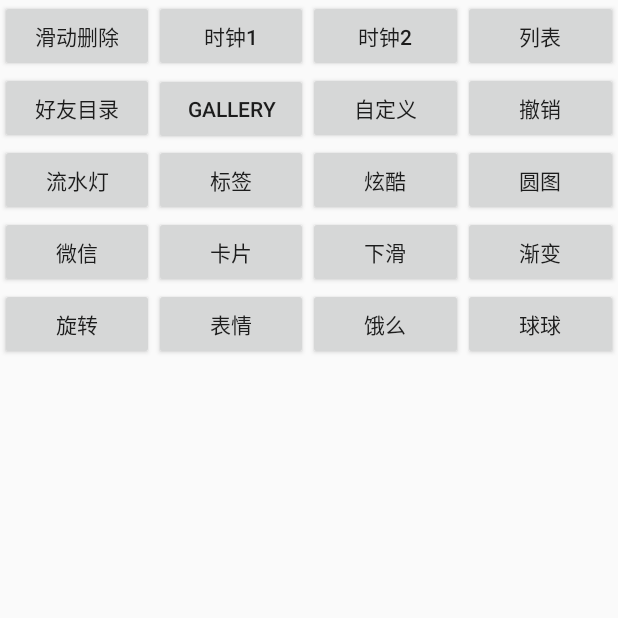
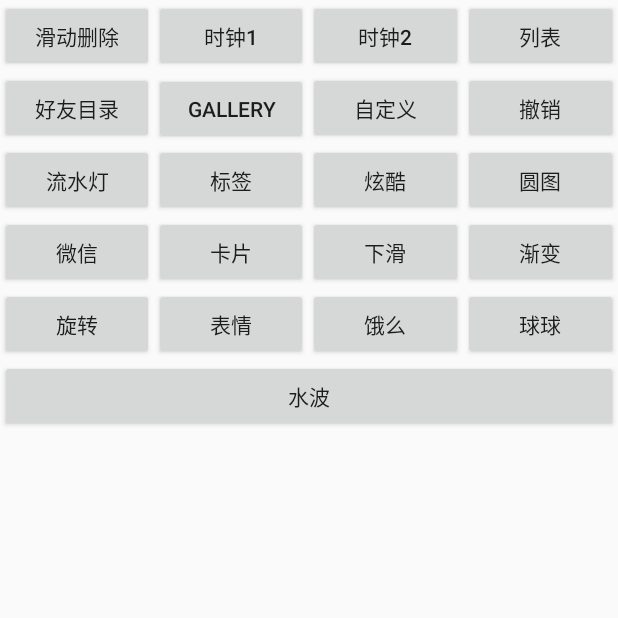
Before and after one commit to 1107470624/Demo, an Android app: the screen it shows after launch (LoadActivity), on a phone screen of 412 x 824 dp, the top half of it. Run offline under Robolectric (Android 15) with nearby library versions, the phone set to English and light mode, and no system bars; our stand-ins replace CircleImageView.

Commit message:
更新一个水波

```diff
--- a/app/src/main/java/huihui/xiao/ph/demo/LoadActivity.java
+++ b/app/src/main/java/huihui/xiao/ph/demo/LoadActivity.java
@@ -19,6 +19,7 @@ import huihui.xiao.ph.demo.ui18.ELeMaActivvity;
 import huihui.xiao.ph.demo.ui19.FloatingActivity;
 import huihui.xiao.ph.demo.ui2.timer;
 import huihui.xiao.ph.demo.ui2.timer2;
+import huihui.xiao.ph.demo.ui20.CircularActivity;
 import huihui.xiao.ph.demo.ui3.stackView;
 import huihui.xiao.ph.demo.ui4.ExpandableList;
 import huihui.xiao.ph.demo.ui5.GalleryActivity;
@@ -28,12 +29,10 @@ import huihui.xiao.ph.demo.ui8.DrawCanvasActivity;
 import huihui.xiao.ph.demo.ui9.SlantedActivity;
 
 public class LoadActivity extends Activity implements View.OnClickListener{
-    /**
-     * 你是傻逼吗？有这样测试的？0.0....
-     */
+
     private Button delete,clockview1,clockview2,stackview,expandable,gallery1,back_two;
     private Button cexiao,liushuideng,biaoqian,datu,tupian,keduxian,kapian,xiahua,jianbian;
-    private Button xuanzhuan,biaoqin,eMa,qiuqiu;
+    private Button xuanzhuan,biaoqin,eMa,qiuqiu,shuibo;
     @Override
     protected void onCreate(Bundle savedInstanceState) {
         super.onCreate(savedInstanceState);
@@ -62,6 +61,7 @@ public class LoadActivity extends Activity implements View.OnClickListener{
         biaoqin = (Button) findViewById(R.id.biaoqin);
         eMa = (Button) findViewById(R.id.eMa);
         qiuqiu  = (Button) findViewById(R.id.qiuqiu);
+        shuibo = (Button) findViewById(R.id.shuibo);
 
         delete.setOnClickListener(this);
         clockview1.setOnClickListener(this);
@@ -83,6 +83,7 @@ public class LoadActivity extends Activity implements View.OnClickListener{
         biaoqin.setOnClickListener(this);
         eMa.setOnClickListener(this);
         qiuqiu.setOnClickListener(this);
+        shuibo.setOnClickListener(this);
     }
 
     @Override
@@ -149,6 +150,9 @@ public class LoadActivity extends Activity implements View.OnClickListener{
             case R.id.qiuqiu:
                 startActivity(new Intent(LoadActivity.this, FloatingActivity.class));
                 break;
+            case R.id.shuibo:
+                startActivity(new Intent(LoadActivity.this, CircularActivity.class));
+                break;
         }
     }
 }
--- a/app/src/main/res/layout/activity_load.xml
+++ b/app/src/main/res/layout/activity_load.xml
@@ -176,4 +176,17 @@
             android:text="球球"
             />
     </LinearLayout>
+    <LinearLayout
+        android:layout_width="match_parent"
+        android:layout_height="wrap_content"
+        android:orientation="horizontal"
+        >
+        <Button
+            android:id="@+id/shuibo"
+            android:layout_width="0dp"
+            android:layout_weight="1"
+            android:layout_height="wrap_content"
+            android:text="水波"
+            />
+    </LinearLayout>
 </LinearLayout>
```
Also changed, not shown: app/src/main/java/huihui/xiao/ph/demo/ui20/CircularActivity.java (+81 -0 lines), app/src/main/java/huihui/xiao/ph/demo/ui20/EmptyActivity.java (+30 -0 lines).
